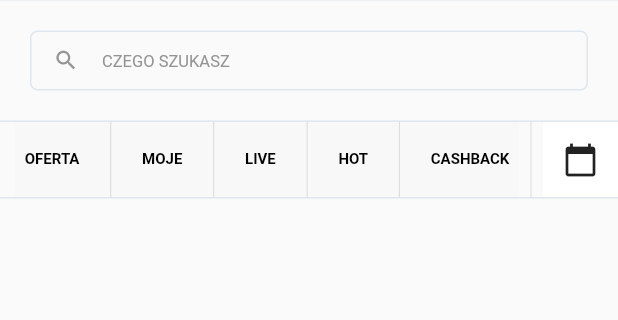
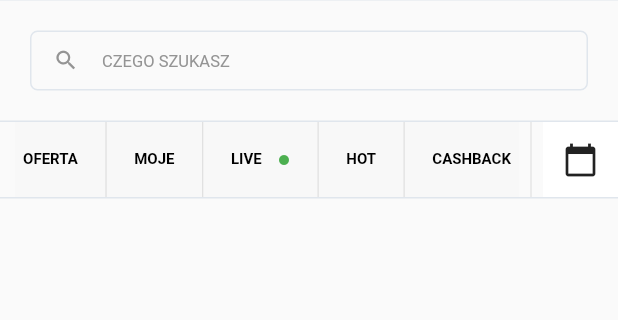
Before and after one commit to kingastalmach/zad_fuksiarz, a Flutter app: the screen it shows after launch, on a phone screen of 412 x 824 dp, the part 181-501 px from its top. Run offline on Flutter 3.47's test engine with Material 2 defaults, Android fonts, the phone set to English and light mode, and no system bars; our stand-ins replace dio, google_fonts.

Commit message:
Add green dot to custom text

```diff
--- a/lib/features/view/widgets/fixed_widget/fixed_widget.dart
+++ b/lib/features/view/widgets/fixed_widget/fixed_widget.dart
@@ -25,6 +25,7 @@ class FixedWidget extends StatelessWidget {
                   CustomText(Strings.moje),
                   VerticalDivider(),
                   CustomText(Strings.live),
+                  Icon(Icons.circle, color: Colors.green, size: 8),
                   VerticalDivider(),
                   CustomText(Strings.hot),
                   VerticalDivider(),
```
